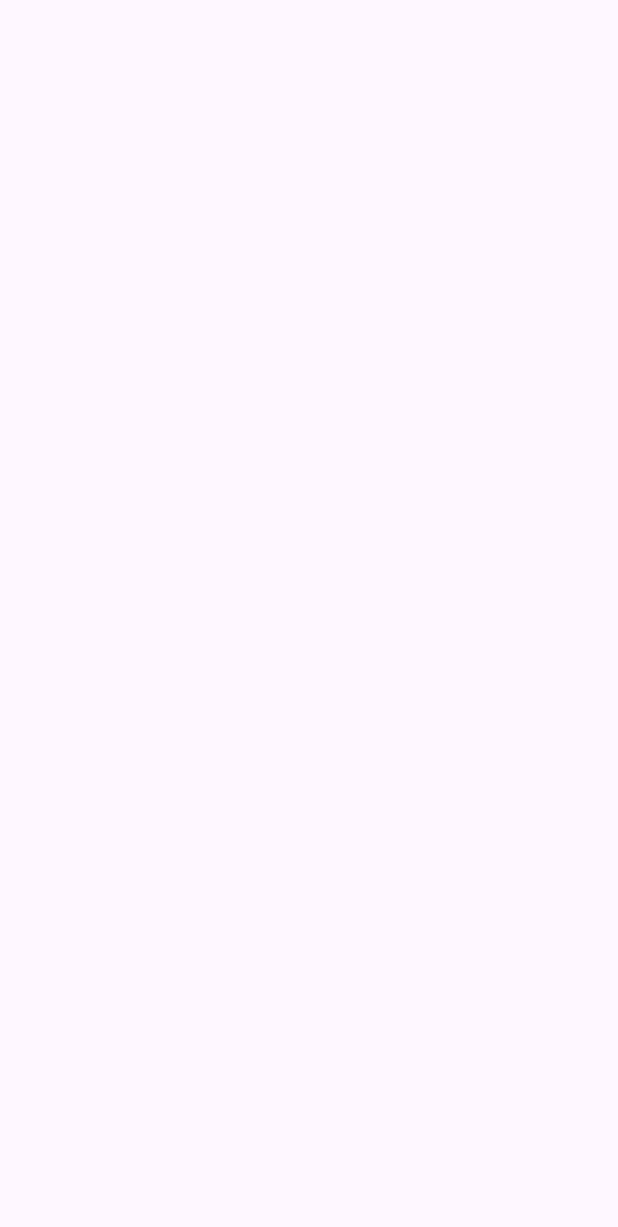
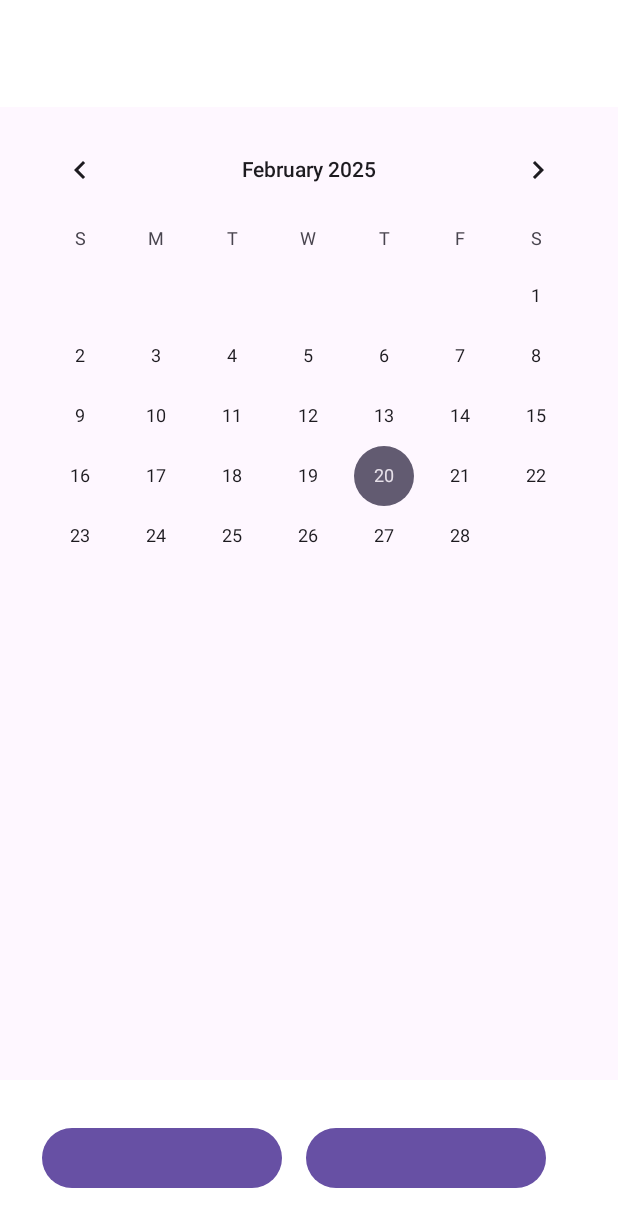
Before and after one commit to DevlinHamill/CS481, an Android app: the SchedualerGUI screen opened directly, with no data from a screen before it, on a phone screen of 412 x 824 dp. Before the commit the part shown is empty. Shown: the top 1227 px of the screen. Run offline under Robolectric (Android 15) with nearby library versions, the phone set to English and light mode, and no system bars.

Commit message:
Added a temp calender to the schedular

```diff
--- a/CatMap/app/build.gradle.kts
+++ b/CatMap/app/build.gradle.kts
@@ -41,6 +41,7 @@ dependencies {
 
     implementation(libs.play.services.maps)
     implementation(libs.preference)
+
     //desugaring to use Java.time module
     coreLibraryDesugaring(libs.desugar.jdk.libs)
 
@@ -54,7 +55,6 @@ dependencies {
     implementation(libs.firebase.auth)
     implementation(libs.firebase.firestore)
     implementation(libs.firebase.analytics)
-
     //google sign-in dependencies
     implementation(libs.play.services.auth)
 
--- a/CatMap/app/src/main/java/edu/cwu/catmap/SchedualerGUI.java
+++ b/CatMap/app/src/main/java/edu/cwu/catmap/SchedualerGUI.java
@@ -1,5 +1,6 @@
 package edu.cwu.catmap;
 
+import android.graphics.Color;
 import android.os.Bundle;
 
 import androidx.activity.EdgeToEdge;
@@ -8,13 +9,20 @@ import androidx.core.graphics.Insets;
 import androidx.core.view.ViewCompat;
 import androidx.core.view.WindowInsetsCompat;
 
+import edu.cwu.catmap.databinding.ActivityMainBinding;
+import edu.cwu.catmap.databinding.ActivitySchedualerBinding;
+
 public class SchedualerGUI extends AppCompatActivity {
+
+    private ActivitySchedualerBinding schedualer;
 
     @Override
     protected void onCreate(Bundle savedInstanceState) {
         super.onCreate(savedInstanceState);
         EdgeToEdge.enable(this);
-        setContentView(R.layout.activity_schedualer);
+        schedualer = edu.cwu.catmap.databinding.ActivitySchedualerBinding.inflate(getLayoutInflater());
+        setContentView(schedualer.getRoot());
+        schedualer.calendarView.setLabelFor(R.id.calendarView);
         ViewCompat.setOnApplyWindowInsetsListener(findViewById(R.id.main), (v, insets) -> {
             Insets systemBars = insets.getInsets(WindowInsetsCompat.Type.systemBars());
             v.setPadding(systemBars.left, systemBars.top, systemBars.right, systemBars.bottom);
--- a/CatMap/app/src/main/res/layout/activity_schedualer.xml
+++ b/CatMap/app/src/main/res/layout/activity_schedualer.xml
@@ -1,10 +1,94 @@
-<?xml version="1.0" encoding="utf-8"?>
-<androidx.constraintlayout.widget.ConstraintLayout xmlns:android="http://schemas.android.com/apk/res/android"
+<androidx.constraintlayout.widget.ConstraintLayout
+    xmlns:android="http://schemas.android.com/apk/res/android"
     xmlns:app="http://schemas.android.com/apk/res-auto"
     xmlns:tools="http://schemas.android.com/tools"
     android:id="@+id/main"
     android:layout_width="match_parent"
     android:layout_height="match_parent"
-    tools:context=".SchedualerGUI">
+    tools:context=".MainActivity">
 
+    <!-- Top Header -->
+    <LinearLayout
+        android:id="@+id/layoutHeader"
+        android:layout_width="match_parent"
+        android:layout_height="wrap_content"
+        android:gravity="center_vertical"
+        android:background="@color/white"
+        android:orientation="horizontal"
+        android:padding="15dp"
+        app:layout_constraintTop_toTopOf="parent">
+
+
+
+        <TextView
+            android:layout_width="0dp"
+            android:layout_height="wrap_content"
+            android:layout_marginTop="5dp"
+            android:layout_marginEnd="10dp"
+            android:layout_weight="1"
+            android:gravity="center"
+            android:text="Meeting Calendar"
+            android:textColor="@color/white"
+            android:textSize="26sp"
+            android:textStyle="bold" />
+    </LinearLayout>
+
+    <!-- Calendar View -->
+    <CalendarView
+        android:id="@+id/calendarView"
+        android:layout_width="match_parent"
+        android:layout_height="wrap_content"
+        android:layout_margin="8dp"
+        app:layout_constraintTop_toBottomOf="@id/layoutHeader"
+        app:layout_constraintStart_toStartOf="parent"
+        app:layout_constraintEnd_toEndOf="parent" />
+
+    <!-- RecyclerView for meetings -->
+    <ScrollView
+        android:id="@+id/scrollableTextBox"
+        android:layout_width="match_parent"
+        android:layout_height="225dp"
+        android:layout_margin="8dp"
+        app:layout_constraintBottom_toTopOf="@id/layoutFooter"
+        app:layout_constraintTop_toBottomOf="@id/calendarView">
+
+        <androidx.recyclerview.widget.RecyclerView
+            android:id="@+id/meetingRecyclerView"
+            android:layout_width="match_parent"
+            android:layout_height="wrap_content"
+            android:orientation="vertical"
+            android:padding="20dp"
+            android:visibility="visible"
+            app:layoutManager="androidx.recyclerview.widget.LinearLayoutManager"/>
+    </ScrollView>
+    <!-- Bottom Buttons -->
+    <LinearLayout
+        android:id="@+id/layoutFooter"
+        android:layout_width="match_parent"
+        android:layout_height="wrap_content"
+        android:background="@color/white"
+        android:gravity="center_vertical"
+        android:orientation="horizontal"
+        android:padding="20dp"
+        app:layout_constraintBottom_toBottomOf="parent"
+        app:layout_constraintStart_toStartOf="parent">
+
+        <com.google.android.material.button.MaterialButton
+            android:id="@+id/addMeeting"
+            style="@style/ShapeAppearance.Material3.NavigationBarView.ActiveIndicator"
+            android:layout_width="160dp"
+            android:layout_height="wrap_content"
+            android:layout_margin="8dp"
+
+            android:textColor="@color/white" />
+
+        <com.google.android.material.button.MaterialButton
+            android:id="@+id/removeMeeting"
+            style="@style/ShapeAppearance.Material3.NavigationBarView.ActiveIndicator"
+            android:layout_width="160dp"
+            android:layout_height="wrap_content"
+            android:layout_margin="8dp"
+
+            android:textColor="@color/white" />
+    </LinearLayout>
 </androidx.constraintlayout.widget.ConstraintLayout>
--- a/CatMap/gradle/libs.versions.toml
+++ b/CatMap/gradle/libs.versions.toml
@@ -16,6 +16,7 @@ constraintlayout = "2.1.4"
 playServicesAuth = "21.3.0"
 playServicesMaps = "19.0.0"
 preference = "1.2.0"
+
 
 [libraries]
 desugar_jdk_libs = { module = "com.android.tools:desugar_jdk_libs", version.ref = "desugar_jdk_libs" }
```
